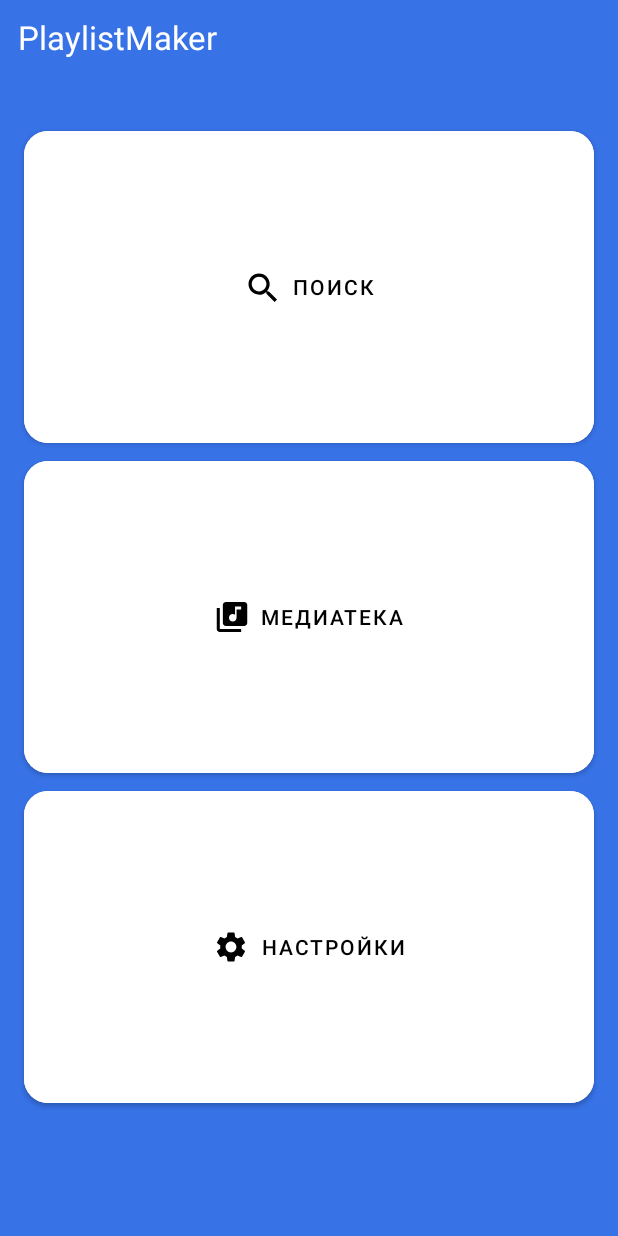
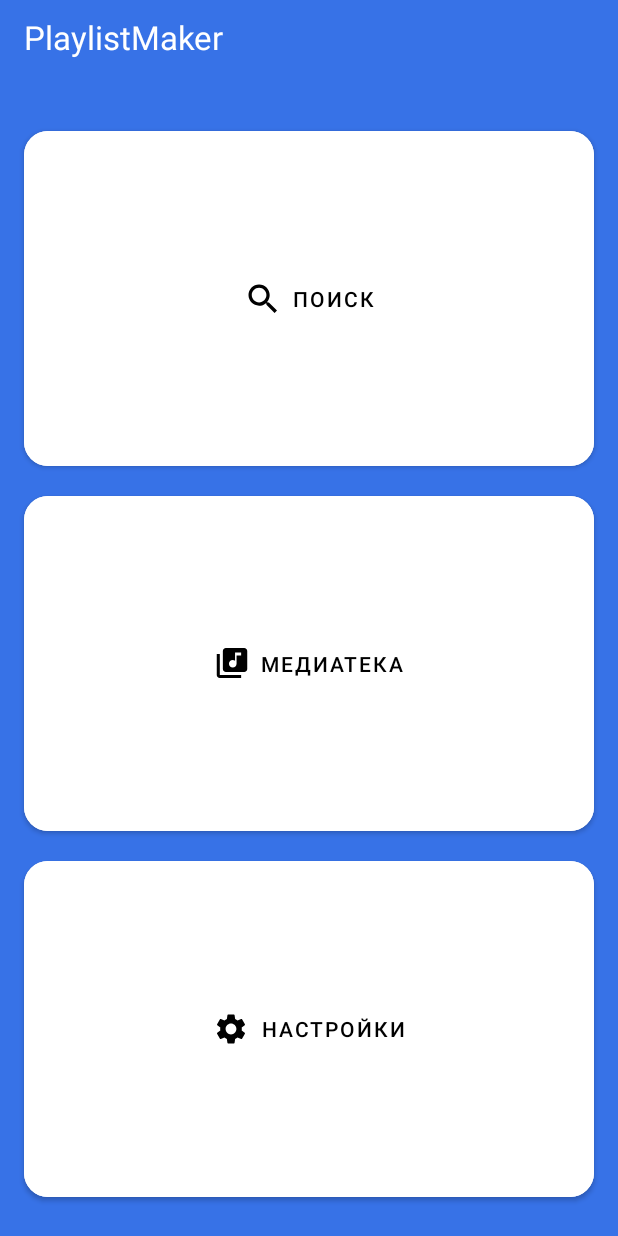
Before and after one commit to Roman-V-N/PlaylistMaker, an Android app: the screen it shows after launch (MainActivity), on a phone screen of 412 x 824 dp. Run offline under Robolectric (Android 15) with nearby library versions, the phone set to English and light mode, and no system bars.

Commit message:
5 commit Спринт 8 : Тема 5 : Урок 6

```diff
--- a/app/src/main/java/com/example/playlistmaker/MainActivity.kt
+++ b/app/src/main/java/com/example/playlistmaker/MainActivity.kt
@@ -12,13 +12,11 @@ import androidx.appcompat.app.AppCompatActivity
 class MainActivity : AppCompatActivity() {
     override fun onCreate(savedInstanceState: Bundle?) {
         super.onCreate(savedInstanceState)
-        enableEdgeToEdge()
         setContentView(R.layout.activity_main)
 
         val searchButton = findViewById<Button>(R.id.search)
         val searchClickListener: View.OnClickListener = object : View.OnClickListener{
             override fun onClick(v: View?) {
-              // Спринт 8/25 → Тема 4/6: Работа в коде → Урок 2/2:  Toast.makeText(this@MainActivity,"Нажата клавиша \"Поиск\"", Toast.LENGTH_SHORT).show()
                 val searchIntent = Intent(this@MainActivity,SearchActivity::class.java)
                 startActivity(searchIntent)
             }
@@ -27,14 +25,12 @@ class MainActivity : AppCompatActivity() {
 
         val libraryButton = findViewById<Button>(R.id.library)
         libraryButton.setOnClickListener{
-           // Спринт 8/25 → Тема 4/6: Работа в коде → Урок 2/2: Toast.makeText(this@MainActivity,"Нажата клавиша \"Медиатека\"", Toast.LENGTH_SHORT).show()
             val libraryIntent = Intent(this, LibraryActivity::class.java)
             startActivity(libraryIntent)
         }
 
         val settingsButton = findViewById<Button>(R.id.settings)
         settingsButton.setOnClickListener{
-          // Спринт 8/25 → Тема 4/6: Работа в коде → Урок 2/2: Toast.makeText(this@MainActivity,"Нажата клавиша \"Настройки\"", Toast.LENGTH_SHORT).show()
             val  settingsIntent = Intent(this, SettingsActivity::class.java)
             startActivity(settingsIntent)
         }
--- a/app/src/main/java/com/example/playlistmaker/SettingsActivity.kt
+++ b/app/src/main/java/com/example/playlistmaker/SettingsActivity.kt
@@ -11,7 +11,6 @@ import androidx.appcompat.app.AppCompatActivity
 class SettingsActivity : AppCompatActivity() {
     override fun onCreate(savedInstanceState: Bundle?) {
         super.onCreate(savedInstanceState)
-        enableEdgeToEdge()
         setContentView(R.layout.activity_settings)
 
 
--- a/app/src/main/res/layout/activity_main.xml
+++ b/app/src/main/res/layout/activity_main.xml
@@ -9,68 +9,82 @@
     android:background="@color/blue"
     tools:context=".MainActivity">
 
+
   <LinearLayout
       android:layout_width="match_parent"
-      android:layout_height="wrap_content"
+      android:layout_height="match_parent"
       android:orientation="vertical"
-      tools:ignore="MissingConstraints">
+      tools:ignore="MissingConstraints"
+      android:paddingBottom = "20dp">
+
     <TextView
         android:layout_width="wrap_content"
         android:layout_height="wrap_content"
         android:text = "@string/app_name"
         android:textColor="@color/white"
-        android:layout_marginStart="12dp"
+        android:layout_marginStart="@dimen/marginStart16dp"
         android:layout_marginTop="10dp"
-        android:layout_marginEnd="62dp"
         android:layout_marginBottom="12dp"
+        android:typeface="normal"
         android:textSize="22sp"/>
+
 
     <Button
         android:id="@+id/search"
         android:layout_width="match_parent"
-        android:layout_height="220dp"
-        android:layout_marginTop="30dp"
-        android:layout_marginStart="16dp"
-        android:layout_marginEnd="16dp"
+        android:layout_height="@dimen/height0dp"
+        android:layout_weight = "1"
+        android:layout_marginTop="@dimen/marginTop30dp"
+        android:layout_marginStart="@dimen/marginStart16dp"
+        android:layout_marginEnd="@dimen/marginEnd16dp"
         android:backgroundTint="@color/white"
         android:text="@string/search"
+        android:typeface="normal"
         android:textColor="@color/black"
-        app:cornerRadius="16dp"
+        app:cornerRadius="@dimen/cornerRadius16dp"
         app:icon="@drawable/search"
         app:iconGravity="textStart"
-        app:iconPadding="8dp"
-        app:iconTint="@color/black" />
+        app:iconPadding="@dimen/iconPadding8dp"
+        app:iconTint="@color/black"
+        tools:ignore="MissingConstraints" />
 
     <Button
           android:id="@+id/library"
           android:layout_width="match_parent"
-          android:layout_height="220dp"
+          android:layout_height="@dimen/height0dp"
+          android:layout_weight = "1"
           android:backgroundTint="@color/white"
-          android:layout_marginStart="16dp"
-          android:layout_marginEnd="16dp"
+          android:layout_marginTop="@dimen/marginTop8dp"
+          android:layout_marginStart="@dimen/marginStart16dp"
+          android:layout_marginEnd="@dimen/marginEnd16dp"
           app:icon="@drawable/library"
           android:text="@string/library"
+          android:typeface="normal"
           android:textColor="@color/black"
           app:iconGravity="textStart"
-          app:iconPadding="8dp"
+          app:iconPadding="@dimen/iconPadding8dp"
           app:iconTint="@color/black"
-          app:cornerRadius="16dp"/>
+          app:cornerRadius="@dimen/cornerRadius16dp"
+          tools:ignore="MissingConstraints" />
+
       <Button
           android:id="@+id/settings"
           android:layout_width="match_parent"
-        android:layout_height="220dp"
+          android:layout_height="@dimen/height0dp"
+          android:layout_weight = "1"
           android:backgroundTint="@color/white"
-        android:layout_marginStart="16dp"
-        android:layout_marginEnd="16dp"
+          android:layout_marginTop="@dimen/marginTop8dp"
+          android:layout_marginStart="@dimen/marginStart16dp"
+          android:layout_marginEnd="@dimen/marginEnd16dp"
           app:icon="@drawable/settings"
           android:text="@string/setting"
+          android:typeface="normal"
           android:textColor="@color/black"
           app:iconGravity="textStart"
-        app:iconPadding="8dp"
+          app:iconPadding="@dimen/iconPadding8dp"
           app:iconTint="@color/black"
-        app:cornerRadius="16dp"/>
+          app:cornerRadius="@dimen/cornerRadius16dp"
+          tools:ignore="MissingConstraints" />
 
     </LinearLayout>
-
-
 </androidx.constraintlayout.widget.ConstraintLayout>
--- /dev/null
+++ b/app/src/main/res/values/dimens.xml
@@ -0,0 +1,12 @@
+<?xml version="1.0" encoding="utf-8"?>
+<resources>
+    <dimen name="marginTop30dp">30dp</dimen>
+    <dimen name="marginTop8dp">8dp</dimen>
+    <dimen name="marginStart16dp">16dp</dimen>
+    <dimen name="marginEnd16dp">16dp</dimen>
+    <dimen name="cornerRadius16dp">16dp</dimen>
+    <dimen name="iconPadding8dp">8dp</dimen>
+    <dimen name="padding12dp">12dp</dimen>
+    <dimen name="height0dp">0dp</dimen>
+    <dimen name="width0dp">0dp</dimen>
+</resources>
```
Also changed, not shown: app/src/main/res/layout/activity_settings.xml (+21 -20 lines), app/src/main/res/drawable/pictures/arrow_back.svg (deleted), app/src/main/res/drawable/pictures/arrow_forward.svg (deleted), app/src/main/res/drawable/pictures/arrow_forward_dm.svg (deleted), app/src/main/res/drawable/pictures/library.svg (deleted), app/src/main/res/drawable/pictures/library_dm.svg (deleted), app/src/main/res/drawable/pictures/search.svg (deleted), app/src/main/res/drawable/pictures/search_dm.svg (deleted), app/src/main/res/drawable/pictures/settings.svg (deleted), app/src/main/res/drawable/pictures/settings_active_dm.svg (deleted), app/src/main/res/drawable/pictures/share.svg (deleted), app/src/main/res/drawable/pictures/share_dm.svg (deleted), app/src/main/res/drawable/pictures/support.svg (deleted), app/src/main/res/drawable/pictures/support_dm.svg (deleted). Lines whose indentation alone changed are shown as unchanged.
